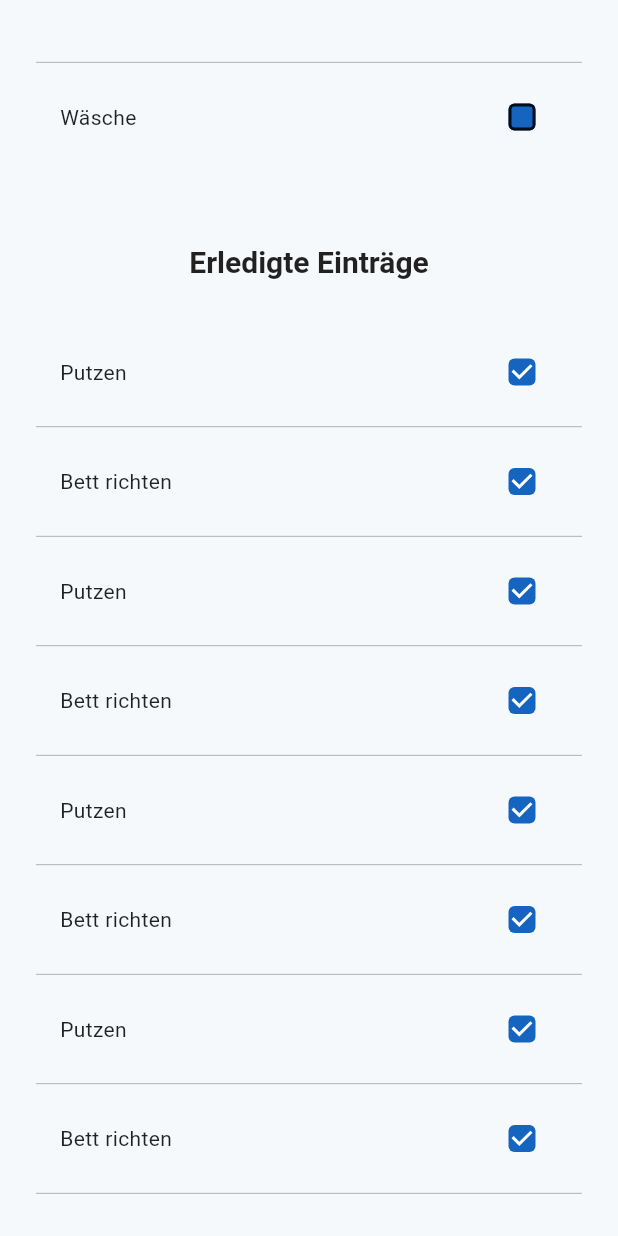
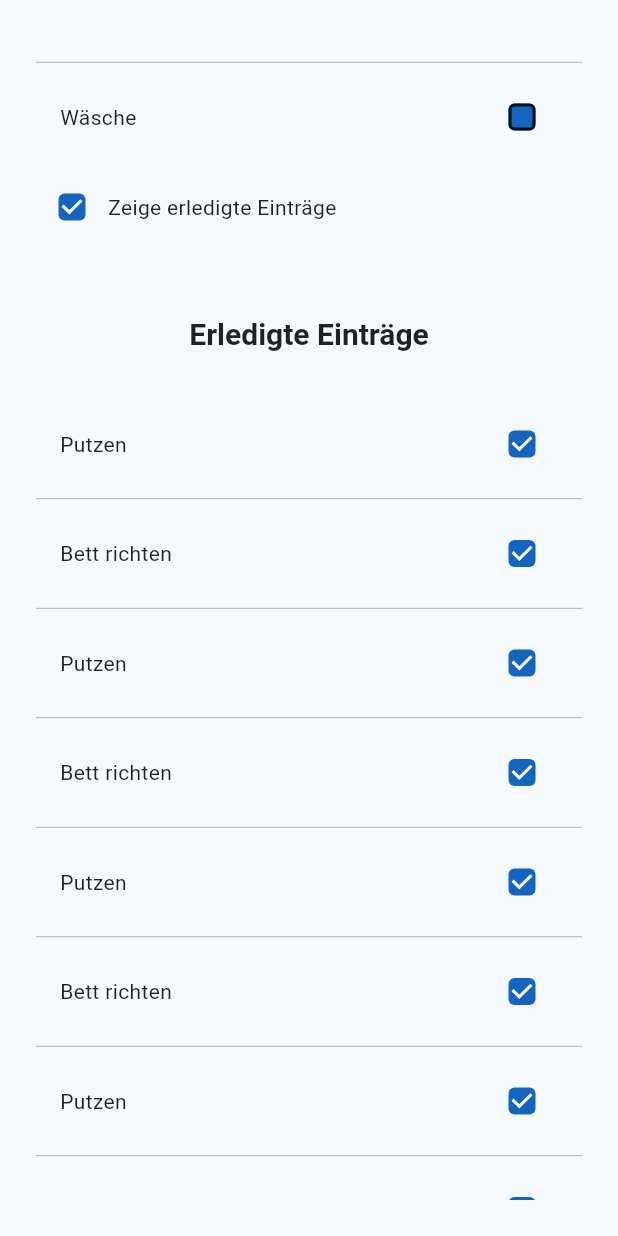
Before and after one commit to pythonite42/TaskMate, a Flutter app: the screen it shows after launch, scrolled down 576 dp, on a phone screen of 412 x 824 dp. Run offline on Flutter 3.47's test engine with Material 3 defaults, Android fonts, the phone set to English and light mode, and no system bars.

Commit message:
proper loading

```diff
--- a/lib/main.dart
+++ b/lib/main.dart
@@ -29,9 +29,19 @@ class HomePage extends StatefulWidget {
 }
 
 class _HomePageState extends State<HomePage> {
-  Future<Map> loadEntries() async {
+  bool? showDoneEntries = true;
+  List? todoEntries;
+  List? doneEntries;
+
+  @override
+  void initState() {
+    loadEntries();
+    super.initState();
+  }
+
+  Future loadEntries() async {
     await Future.delayed(Duration(seconds: 2));
-    return {
+    Map? data = {
       "todo": ["Einkaufen", "Wäsche", "Einkaufen", "Wäsche", "Einkaufen", "Wäsche", "Einkaufen", "Wäsche"],
       "done": [
         "Putzen",
@@ -46,20 +56,18 @@ class _HomePageState extends State<HomePage> {
         "Bett richten",
       ],
     };
+
+    setState(() {
+      todoEntries = data?["todo"] as List<String>? ?? [];
+      doneEntries = data?["done"] as List<String>? ?? [];
+    });
   }
 
   @override
   Widget build(BuildContext context) {
     return Scaffold(
-      body: FutureBuilder(
-        future: loadEntries(),
-        builder: (BuildContext context, snapshot) {
-          switch (snapshot.connectionState) {
-            case ConnectionState.none:
-            case ConnectionState.waiting:
-            case ConnectionState.active:
-              {
-                return Center(
+      body: (todoEntries == null && doneEntries == null)
+          ? Center(
               child: Column(
                 mainAxisAlignment: MainAxisAlignment.center,
                 children: [
@@ -68,13 +76,8 @@ class _HomePageState extends State<HomePage> {
                   const Text("Einen Moment ..."),
                 ],
               ),
-                );
-              }
-            case ConnectionState.done:
-              {
-                final todoEntries = snapshot.data?["todo"] as List<String>? ?? [];
-                final doneEntries = snapshot.data?["done"] as List<String>? ?? [];
-                return Padding(
+            )
+          : Padding(
               padding: const EdgeInsets.all(AppSpacing.lg),
               child: SingleChildScrollView(
                 child: Column(
@@ -83,22 +86,47 @@ class _HomePageState extends State<HomePage> {
                       padding: const EdgeInsets.all(AppSpacing.lg),
                       child: Text("Deine To-Do Liste", style: Theme.of(context).textTheme.headlineLarge),
                     ),
-                        for (int i = 0; i < todoEntries.length; i++)
-                          EntryRow(name: todoEntries[i], isDone: false, showDivider: i < todoEntries.length - 1),
+
+                    if (todoEntries == null)
+                      Text("Fehler beim Laden der Aufgaben")
+                    else if (todoEntries?.isEmpty == true)
+                      Text("Alle Aufgaben erledigt")
+                    else
+                      for (int i = 0; i < todoEntries!.length; i++)
+                        EntryRow(name: todoEntries![i], isDone: false, showDivider: i < todoEntries!.length - 1),
+                    Row(
+                      children: [
+                        Checkbox(
+                          value: showDoneEntries,
+                          onChanged: (newValue) {
+                            setState(() {
+                              showDoneEntries = newValue;
+                            });
+                          },
+                        ),
+                        Text("Zeige erledigte Einträge"),
+                      ],
+                    ),
+                    if (showDoneEntries == true)
+                      Column(
+                        children: [
                           AppSpacing.lg.vSpace,
                           Padding(
                             padding: const EdgeInsets.all(AppSpacing.lg),
                             child: Text("Erledigte Einträge", style: Theme.of(context).textTheme.headlineMedium),
                           ),
-                        for (int i = 0; i < doneEntries.length; i++)
-                          EntryRow(name: doneEntries[i], isDone: true, showDivider: i < doneEntries.length - 1),
+                          if (doneEntries == null)
+                            Text("Fehler beim Laden der Aufgaben")
+                          else if (doneEntries?.isEmpty == true)
+                            Text("Noch keine erledigten Aufgaben")
+                          else
+                            for (int i = 0; i < doneEntries!.length; i++)
+                              EntryRow(name: doneEntries![i], isDone: true, showDivider: i < doneEntries!.length - 1),
+                        ],
+                      ),
                   ],
                 ),
               ),
-                );
-              }
-          }
-        },
             ),
     );
   }
```
Lines whose indentation alone changed are shown as unchanged.
